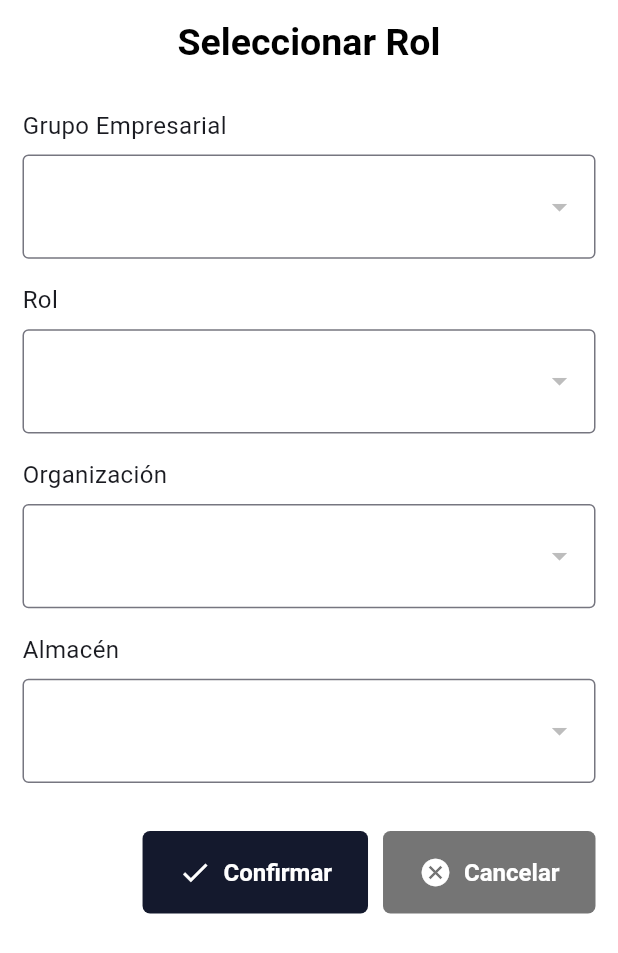
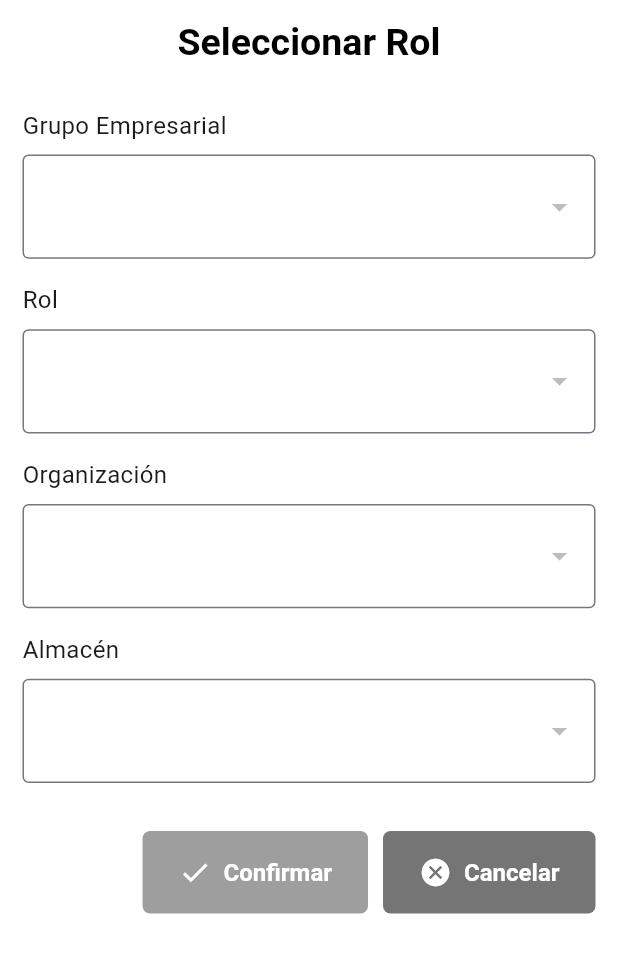
Before and after one commit to victorvelazquez/monalisa_app_001, a Flutter app: the AuthDataScreen screen opened by its route, on a phone screen of 412 x 824 dp. Shown: the top 953 px of the screen. Run offline on Flutter 3.47's test engine with Material 3 defaults, Android fonts, the phone set to English and light mode, and no system bars; our stand-ins replace dio, flutter_dotenv, flutter_riverpod, formz, go_router, google_fonts and 1 more; accounts and stored records are empty; project files that could hold a hidden picture were left out.

Commit message:
feat: agregar estilo para isPosting=true en CustomFilledButton

```diff
--- a/lib/features/shared/presentation/widgets/custom_filled_button.dart
+++ b/lib/features/shared/presentation/widgets/custom_filled_button.dart
@@ -6,14 +6,17 @@ class CustomFilledButton extends StatelessWidget {
   final Color? buttonColor;
   final Icon? icon;
   final Color? textColor;
+  final bool? isPosting;
 
-  const CustomFilledButton(
-      {super.key,
-      this.onPressed,
-      required this.text,
-      this.buttonColor,
-      this.icon,
-      this.textColor});
+  const CustomFilledButton({
+    super.key,
+    this.onPressed,
+    required this.text,
+    this.buttonColor,
+    this.icon,
+    this.textColor,
+    this.isPosting = false,
+  });
 
   @override
   Widget build(BuildContext context) {
@@ -22,6 +25,7 @@ class CustomFilledButton extends StatelessWidget {
     return FilledButton(
       style: FilledButton.styleFrom(
           backgroundColor: buttonColor,
+          disabledBackgroundColor: Colors.grey,
           shape: const RoundedRectangleBorder(
               borderRadius: BorderRadius.all(radius)),
           minimumSize: const Size(100, 55)),
@@ -29,7 +33,18 @@ class CustomFilledButton extends StatelessWidget {
       child: Row(
         mainAxisSize: MainAxisSize.min,
         children: [
-          if (icon != null) ...[
+          if (isPosting!) ...[
+            const SizedBox(
+              width: 22,
+              height: 22,
+              child: CircularProgressIndicator(
+                color: Colors.white, // Color del indicador de carga
+                strokeWidth: 2,
+              ),
+            ),
+            const SizedBox(width: 8),
+          ],
+          if (icon != null && isPosting == false) ...[
             Icon(
               icon!.icon,
               color: textColor ?? Colors.white,
```
